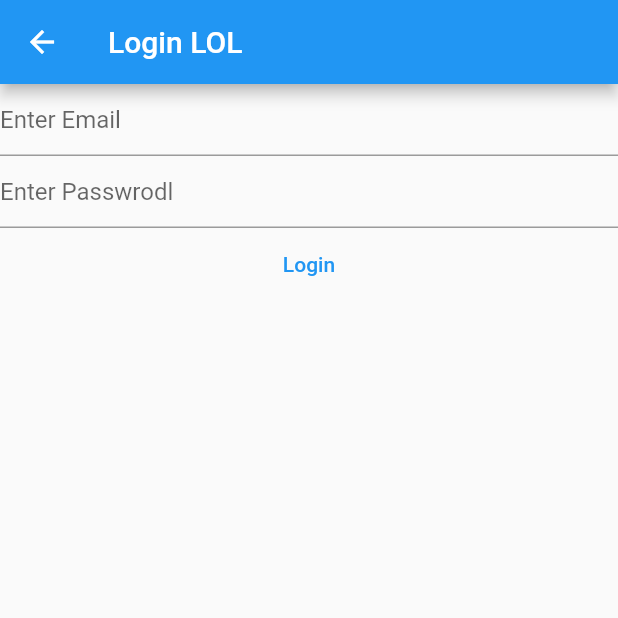
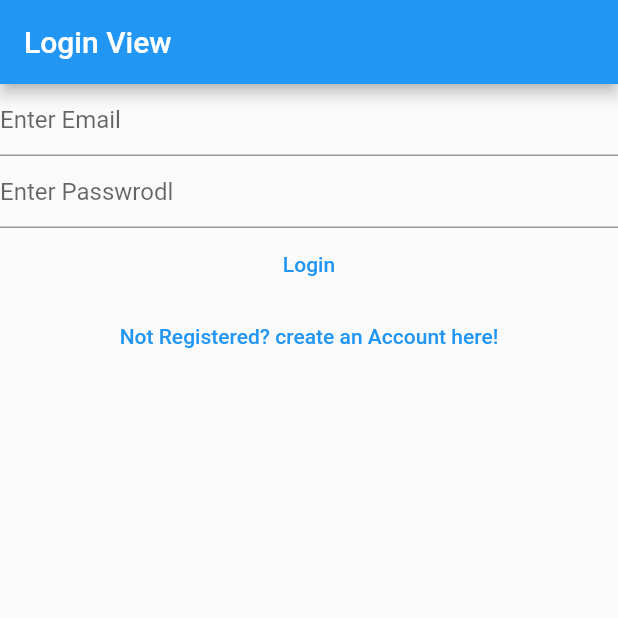
Before and after one commit to MuhammadTarek10/flutter-38, a Flutter app: the LoginView screen opened directly, on a phone screen of 412 x 824 dp, the top half of it. Run offline on Flutter 3.47's test engine with Material 2 defaults, Android fonts, the phone set to English and light mode, and no system bars; our stand-ins replace firebase_auth, firebase_core; accounts and stored records are empty.

```diff
--- a/mynotes/lib/views/login_view.dart
+++ b/mynotes/lib/views/login_view.dart
@@ -1,7 +1,5 @@
-import 'package:firebase_core/firebase_core.dart';
 import 'package:flutter/material.dart';
 import 'package:firebase_auth/firebase_auth.dart';
-import 'package:mynotes/firebase_options.dart';
 
 class LoginView extends StatefulWidget {
   const LoginView({Key? key}) : super(key: key);
@@ -31,26 +29,18 @@ class _LoginViewState extends State<LoginView> {
   @override
   Widget build(BuildContext context) {
     return Scaffold(
-      appBar: AppBar(title: const Text('Login LOL')),
-      body: FutureBuilder(
-        future: Firebase.initializeApp(
-            options: DefaultFirebaseOptions.currentPlatform),
-        builder: (context, snapshot) {
-          switch (snapshot.connectionState) {
-            case ConnectionState.done:
-              return Column(
+      appBar: AppBar(title: const Text('Login View')),
+      body: Column(
         children: [
           TextField(
               controller: _email,
-                      decoration:
-                          const InputDecoration(hintText: 'Enter Email'),
+              decoration: const InputDecoration(hintText: 'Enter Email'),
               enableSuggestions: false,
               autocorrect: false,
               keyboardType: TextInputType.emailAddress),
           TextField(
             controller: _password,
-                    decoration:
-                        const InputDecoration(hintText: 'Enter Passwrodl'),
+            decoration: const InputDecoration(hintText: 'Enter Passwrodl'),
             obscureText: true,
             enableSuggestions: false,
             autocorrect: false,
@@ -63,23 +53,27 @@ class _LoginViewState extends State<LoginView> {
                 final userCredential = await FirebaseAuth.instance
                     .signInWithEmailAndPassword(
                         email: email, password: password);
-                        print(userCredential);
+                debugPrint('$userCredential');
               } on FirebaseAuthException catch (e) {
                 if (e.code == 'user-not-found') {
-                          print('User not Found');
+                  debugPrint('User not Found');
                 } else {
-                          print('$e something baaaaad happendddd');
+                  debugPrint('$e something baaaaad happendddd');
                 }
               }
             },
             child: const Text('Login'),
           ),
+          TextButton(
+            onPressed: () {
+              Navigator.of(context).pushNamedAndRemoveUntil(
+                '/register/',
+                (route) => false,
+              );
+            },
+            child: const Text('Not Registered? create an Account here!'),
+          )
         ],
-              );
-            default:
-              return const Text('Loading...');
-          }
-        },
       ),
     );
   }
```
Also changed, not shown: mynotes/lib/main.dart (+13 -5 lines), mynotes/lib/views/register_view.dart (+20 -25 lines). Lines whose indentation alone changed are shown as unchanged.
